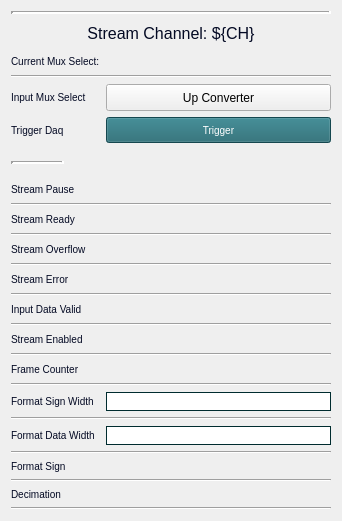
Qt form individuals/up_converter_ch_stream.ui (cristinasewell/ATCA_PyDM_Screens) before a commit.
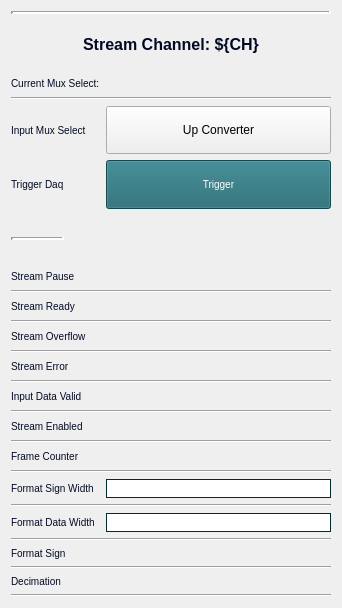
The same form after that commit. Custom widgets are drawn as their Qt base class.

```diff
--- a/individuals/up_converter_ch_stream.ui
+++ b/individuals/up_converter_ch_stream.ui
@@ -7,7 +7,7 @@
     <x>0</x>
     <y>0</y>
     <width>342</width>
-    <height>521</height>
+    <height>608</height>
    </rect>
   </property>
   <property name="sizePolicy">
@@ -54,7 +54,7 @@
       <string notr="true">QLabel{
   color:#030923;
   font-size: 16px;
-  font-style: bold;
+  font: bold;
 }</string>
      </property>
      <property name="text">
```
